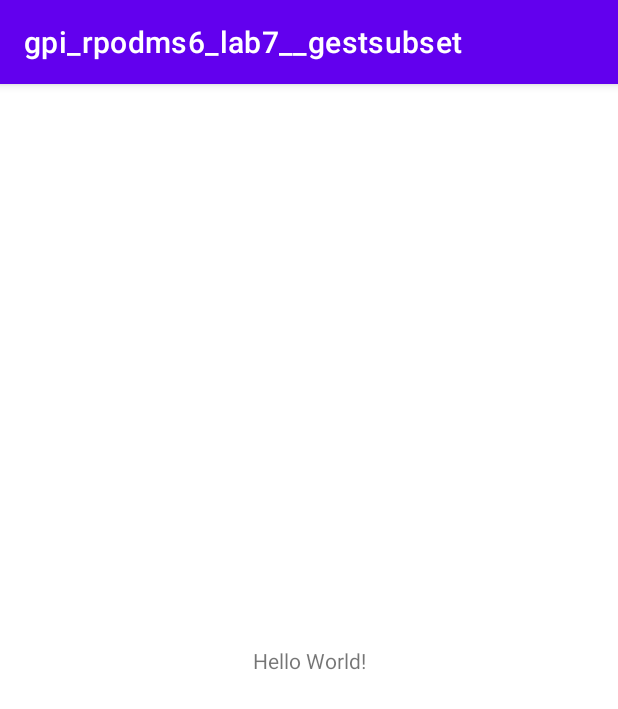
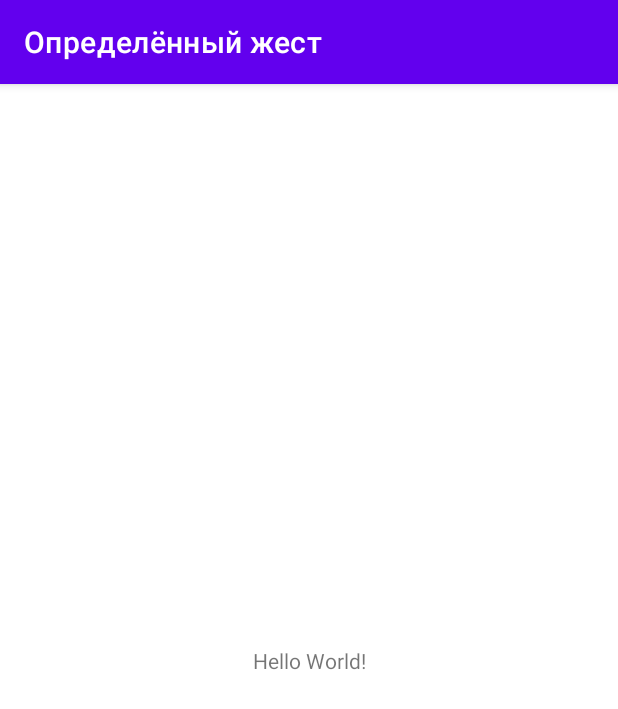
Before and after one commit to BrSTU-PO4-190333/6sem_RPOdMS, an Android app: the screen it shows after launch (MainActivity), on a phone screen of 412 x 824 dp. Shown: the top 709 px of the screen. Run offline under Robolectric (Android 15) with nearby library versions, the phone set to English and light mode, and no system bars.

Commit message:
lab7/Galanin_Pavel : Added sources

```diff
--- a/lab7/gpi_src/gpi_rpodms6_lab7__gestsubset/app/src/main/java/io/github/Pavel_Innokentevich_Galanin/gpi_rpodms6_lab7__GestSubset/MainActivity.java
+++ b/lab7/gpi_src/gpi_rpodms6_lab7__gestsubset/app/src/main/java/io/github/Pavel_Innokentevich_Galanin/gpi_rpodms6_lab7__GestSubset/MainActivity.java
@@ -1,14 +1,37 @@
 package io.github.Pavel_Innokentevich_Galanin.gpi_rpodms6_lab7__GestSubset;
 
 import androidx.appcompat.app.AppCompatActivity;
+import androidx.core.view.GestureDetectorCompat;
 
 import android.os.Bundle;
+import android.view.GestureDetector;
+import android.view.MotionEvent;
+import android.widget.TextView;
 
 public class MainActivity extends AppCompatActivity {
+    private GestureDetectorCompat mDetector;
+    private TextView tvOut;
 
     @Override
     protected void onCreate(Bundle savedInstanceState) {
         super.onCreate(savedInstanceState);
         setContentView(R.layout.activity_main);
+        mDetector = new GestureDetectorCompat(this, new MyGestListener());
+        tvOut = (TextView)findViewById(R.id.TextView);
+    }
+
+    @Override
+    public boolean onTouchEvent(MotionEvent event){
+        this.mDetector.onTouchEvent(event);
+        return super.onTouchEvent(event);
+    }
+
+    class MyGestListener extends GestureDetector.SimpleOnGestureListener
+    {
+        @Override
+        public boolean onFling(MotionEvent event1, MotionEvent event2, float velocityX, float velocityY) {
+            tvOut.setText("onFling: " + event1.toString()+event2.toString());
+            return true;
+        }
     }
 }
--- a/lab7/gpi_src/gpi_rpodms6_lab7__gestsubset/app/src/main/res/layout/activity_main.xml
+++ b/lab7/gpi_src/gpi_rpodms6_lab7__gestsubset/app/src/main/res/layout/activity_main.xml
@@ -7,6 +7,7 @@
     tools:context=".MainActivity">
 
     <TextView
+        android:id="@+id/TextView"
         android:layout_width="wrap_content"
         android:layout_height="wrap_content"
         android:text="Hello World!"
--- a/lab7/gpi_src/gpi_rpodms6_lab7__gestsubset/app/src/main/res/values/strings.xml
+++ b/lab7/gpi_src/gpi_rpodms6_lab7__gestsubset/app/src/main/res/values/strings.xml
@@ -1,3 +1,3 @@
 <resources>
-    <string name="app_name">gpi_rpodms6_lab7__gestsubset</string>
+    <string name="app_name">Определённый жест</string>
 </resources>
```
